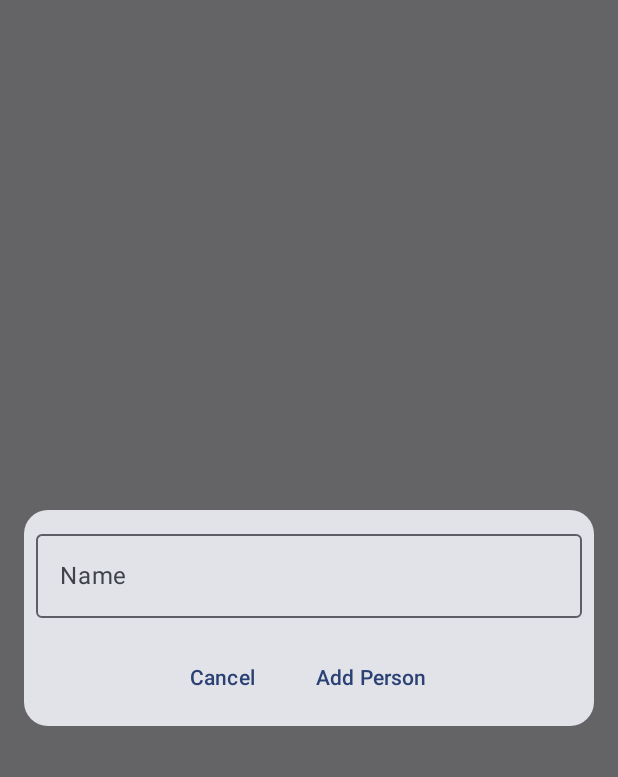
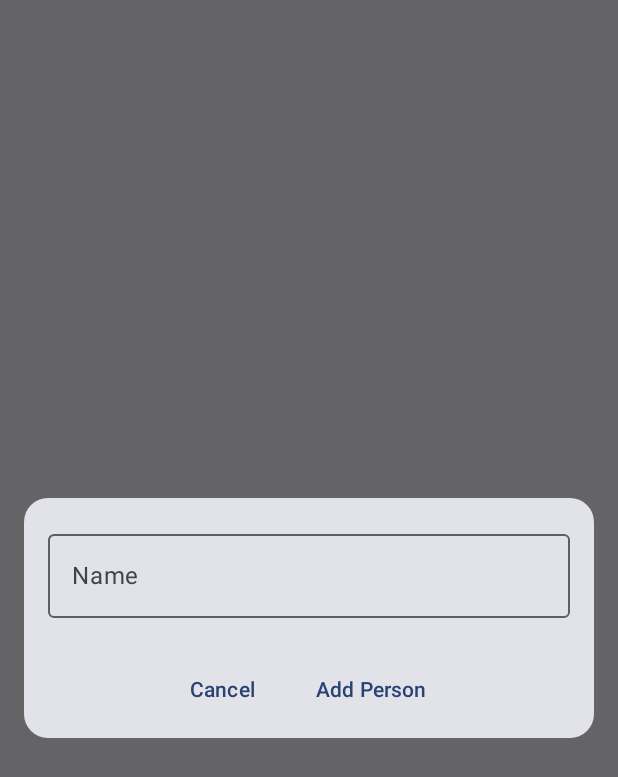
Before and after one commit to Pepsin01/YouOweMe, an Android app built with Jetpack Compose: the composable AddPersonDialog shown on its own in the app's theme, after a tap on "Add Person", on a phone screen of 412 x 824 dp. Shown: the top 777 px of the screen. Run offline under Robolectric (Android 15) with nearby library versions, the phone set to English and light mode, and no system bars.

Commit message:
Some design tweaks in PersonScreen and better Person name validation

```diff
--- a/app/src/main/java/com/youoweme/views/EventView.kt
+++ b/app/src/main/java/com/youoweme/views/EventView.kt
@@ -1,5 +1,6 @@
 package com.youoweme.views
 
+import androidx.compose.foundation.layout.Column
 import androidx.compose.foundation.layout.padding
 import androidx.compose.material.icons.Icons
 import androidx.compose.material.icons.filled.Add
@@ -166,14 +167,18 @@ fun EventView(onNavigateToHomeScreen: () -> Unit, eventViewModel: EventViewModel
 private fun EventNavigationGraph(navController: NavHostController, modifier: Modifier, uiState: EventViewUiState, eventViewModel: EventViewModel) {
     NavHost(navController = navController, startDestination = "overview") {
         composable("overview") {
+            Column {
+                /*
                 OverviewScreen(
                     modifier = modifier,
                 )
+                 */
                 PersonScreen(
                     modifier = modifier,
                     persons = uiState.persons,
                     deletePerson = eventViewModel::deletePerson
                 )
+            }
         }
         composable("debts") {
             DebtsScreen(
--- a/app/src/main/java/com/youoweme/views/eventdetails/AddPersonDialog.kt
+++ b/app/src/main/java/com/youoweme/views/eventdetails/AddPersonDialog.kt
@@ -1,5 +1,6 @@
 package com.youoweme.views.eventdetails
 
+import android.widget.Toast
 import androidx.compose.foundation.layout.Arrangement
 import androidx.compose.foundation.layout.Column
 import androidx.compose.foundation.layout.Row
@@ -20,6 +21,7 @@ import androidx.compose.runtime.remember
 import androidx.compose.runtime.setValue
 import androidx.compose.ui.Alignment
 import androidx.compose.ui.Modifier
+import androidx.compose.ui.platform.LocalContext
 import androidx.compose.ui.unit.dp
 import androidx.compose.ui.window.Dialog
 import com.youoweme.model.Person
@@ -33,6 +35,7 @@ fun AddPersonDialog(
     Dialog(onDismissRequest = onDismiss) {
         var name by remember { mutableStateOf("") }
         var isNameValid by remember { mutableStateOf(false) }
+        val context = LocalContext.current
 
         Card(
             modifier = Modifier
@@ -50,12 +53,13 @@ fun AddPersonDialog(
                 OutlinedTextField(
                     value = name,
                     onValueChange = {
-                        name = it
+                        name = if (it.length <= 20) it
+                        else it.substring(0, 20)
                         isNameValid = it.isNotEmpty()
                     },
                     label = { Text("Name") },
                     modifier = Modifier
-                        .padding(8.dp)
+                        .padding(16.dp)
                         .fillMaxWidth(),
                     singleLine = true,
                     placeholder = { Text("Enter person's name") },
@@ -82,6 +86,9 @@ fun AddPersonDialog(
                                     )
                                 )
                             }
+                            else {
+                                Toast.makeText(context, "Name cannot be empty", Toast.LENGTH_SHORT).show()
+                            }
                         },
                         modifier = Modifier.padding(8.dp),
                     ) {
--- a/app/src/main/java/com/youoweme/views/eventdetails/PersonScreen.kt
+++ b/app/src/main/java/com/youoweme/views/eventdetails/PersonScreen.kt
@@ -59,7 +59,8 @@ fun PersonListItem(person: Person, deletePerson: (Person) -> Unit) {
         Row(
             modifier = Modifier
                 .fillMaxWidth()
-                .padding(16.dp)
+                .padding(16.dp),
+            verticalAlignment = Alignment.CenterVertically
         ) {
             PersonAvatar(person = person)
             Spacer(modifier = Modifier.width(16.dp))
```
Also changed, not shown: app/src/main/java/com/youoweme/views/eventdetails/OverviewScreen.kt (+11 -6 lines). Lines whose indentation alone changed are shown as unchanged.
